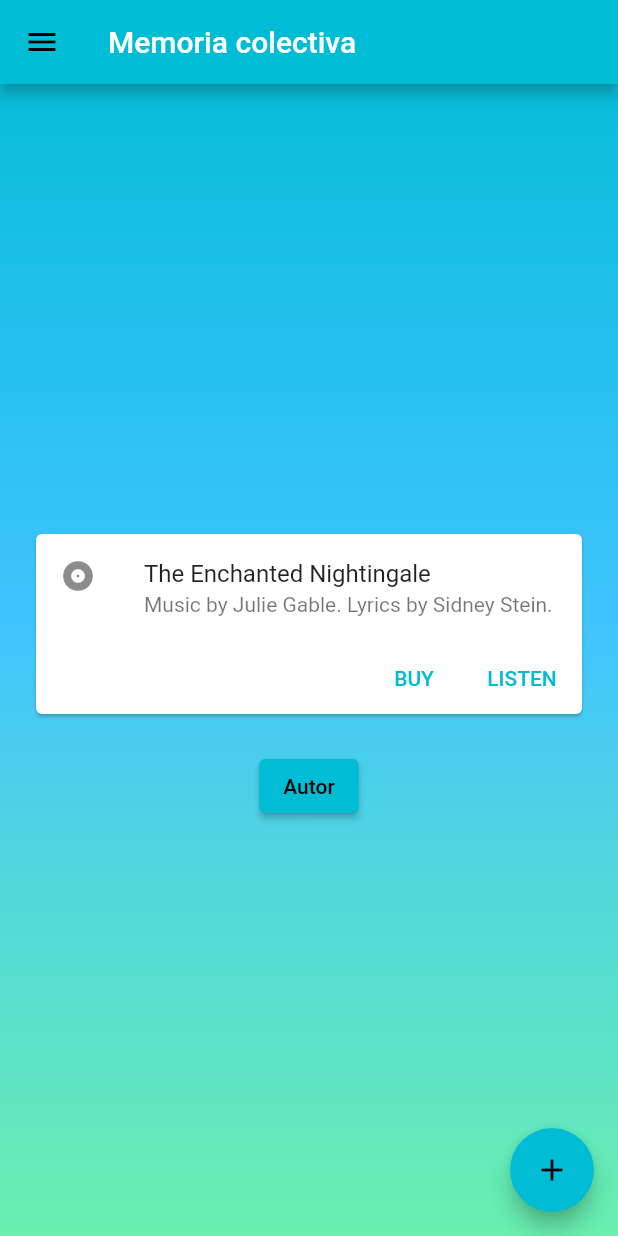
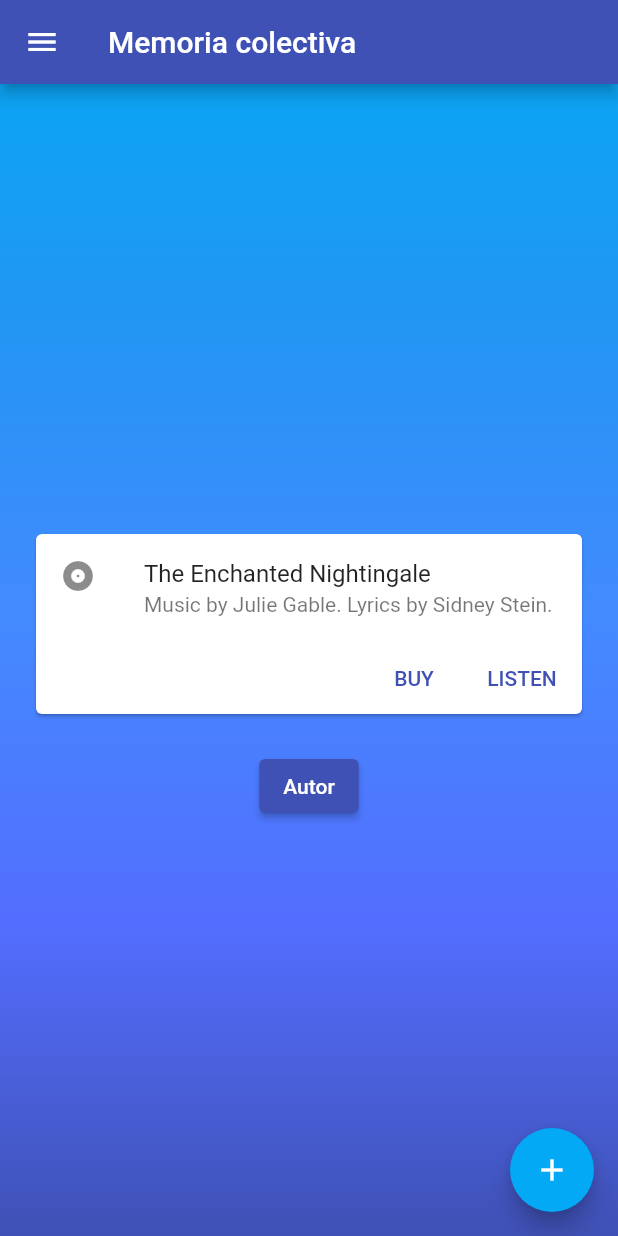
Before and after one commit to jared0709999/mc01, a Flutter app: the screen it shows after launch, on a phone screen of 412 x 824 dp. Run offline on Flutter 3.47's test engine with Material 2 defaults, Android fonts, the phone set to English and light mode, and no system bars.

Commit message:
Revert "2"
This reverts commit 85bcab6bd6cca5c469562ed3f70db711cc6da8c1.

```diff
--- a/lib/main.dart
+++ b/lib/main.dart
@@ -3,7 +3,6 @@ import 'package:mc01/pages/InformacionScreen.dart';
 import 'package:mc01/pages/AutoresScreen.dart';
 import 'package:mc01/pages/GaleriaScreen.dart';
 import 'package:mc01/pages/LmaternaScreen.dart';
-import 'package:mc01/pages/NuevosScreen.dart';
 
 
 void main() {
@@ -13,11 +12,9 @@ void main() {
 class MyApp extends StatelessWidget {
   const MyApp({Key? key}) : super(key: key);
 
-
   @override
   Widget build(BuildContext context) {
     return MaterialApp(
-
       debugShowCheckedModeBanner: false,
       initialRoute: '/',
       routes: {
@@ -25,11 +22,10 @@ class MyApp extends StatelessWidget {
         '/galeria': (context) => GaleriaScreen(),
         '/lenguamaterna': (context) => LmaternaScreen(),
         '/informacion': (context) => InformacionScreen(),
-        '/nuevo': (context) => NuevosScreen(),
-        },
+      },
       title: 'Flutter Demo',
       theme: ThemeData(
-        primarySwatch: Colors.cyan,
+        primarySwatch: Colors.indigo,
       ),
       home: const MyHomePage(title: 'Memoria colectiva'),
     );
@@ -51,10 +47,11 @@ class _MyHomePageState extends State<MyHomePage> {
     return Container(
         decoration: const BoxDecoration(
             gradient: LinearGradient(colors: [
-          Colors.cyan,
-          Colors.lightBlueAccent,
-          Colors.greenAccent,
-
+          Colors.lightBlue,
+          Colors.blue,
+          Colors.blueAccent,
+          Colors.indigoAccent,
+          Colors.indigo
         ], begin: Alignment.topCenter, end: Alignment.bottomCenter)),
         child: Scaffold(
           backgroundColor: Colors.transparent,
@@ -113,14 +110,11 @@ class _MyHomePageState extends State<MyHomePage> {
             ),
           ),
           floatingActionButton: const FloatingActionButton(
-            onPressed: () {
-              Navigator.pushNamed(context, '/nuevo');
-        },
+            onPressed: null,
             tooltip: 'Increment',
             child: Icon(Icons.add),
-            backgroundColor: Colors.cyan,
+            backgroundColor: Colors.lightBlue,
           ),
-
           drawer: Drawer(
             // Add a ListView to the drawer. This ensures the user can scroll
             // through the options in the drawer if there isn't enough vertical
@@ -131,9 +125,9 @@ class _MyHomePageState extends State<MyHomePage> {
               children: [
                 DrawerHeader(
                   decoration: const BoxDecoration(
-                    color: Colors.cyan,
+                    color: Colors.indigo,
                     image: DecorationImage(
-                        image: AssetImage('images/mc.png'),
+                        image: AssetImage('images/logomc.png'),
                         fit: BoxFit.fitHeight,
                         scale: 0.1),
                   ),
@@ -152,16 +146,17 @@ class _MyHomePageState extends State<MyHomePage> {
                 ),
                 ListTile(
                   leading:
-                      const Icon(Icons.home_filled, color: Colors.cyan),
+                      const Icon(Icons.home_filled, color: Colors.lightBlue),
                   title: const Text('Inicio'),
                   onTap: () {
-                    Navigator.pushNamed(context, '/login');
+                    // Update the state of the app.
+                    // ...
                   },
                 ),
                 ListTile(
                   leading: const Icon(
                     Icons.people,
-                    color: Colors.cyan,
+                    color: Colors.lightBlue,
                   ),
                   title: const Text('Autores'),
                   onTap: () {
@@ -171,7 +166,7 @@ class _MyHomePageState extends State<MyHomePage> {
                 ListTile(
                   leading: const Icon(
                     Icons.image,
-                    color: Colors.cyan,
+                    color: Colors.lightBlue,
                   ),
                   title: const Text('Fotografías'),
                   onTap: () {
@@ -181,7 +176,7 @@ class _MyHomePageState extends State<MyHomePage> {
                 ListTile(
                   leading: const Icon(
                     Icons.pages,
-                    color: Colors.cyan,
+                    color: Colors.lightBlue,
                   ),
                   title: const Text('Lengua Materna'),
                   onTap: () {
@@ -193,7 +188,7 @@ class _MyHomePageState extends State<MyHomePage> {
                   visualDensity: VisualDensity.adaptivePlatformDensity,
                   leading: const Icon(
                     Icons.info,
-                    color: Colors.cyan,
+                    color: Colors.lightBlue,
                   ),
                   title: const Text('Información'),
                   onTap: () {
```
Also changed, not shown: lib/pages/LoginScreen.dart (deleted, +0 -22 lines), lib/pages/NuevosScreen.dart (deleted, +0 -20 lines), images/mc.png (deleted).
